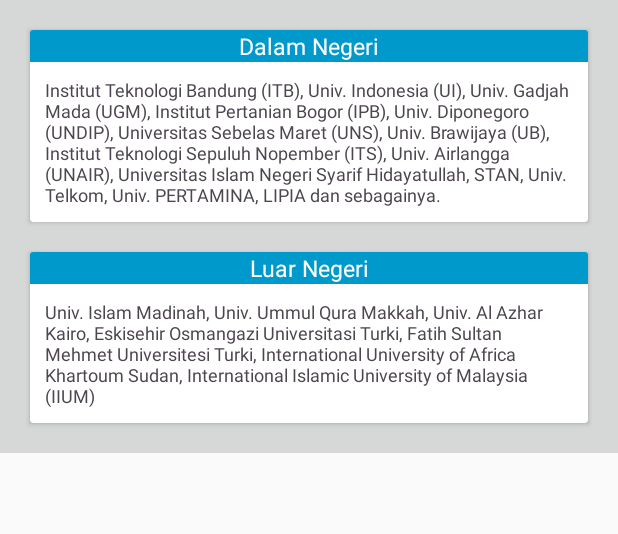
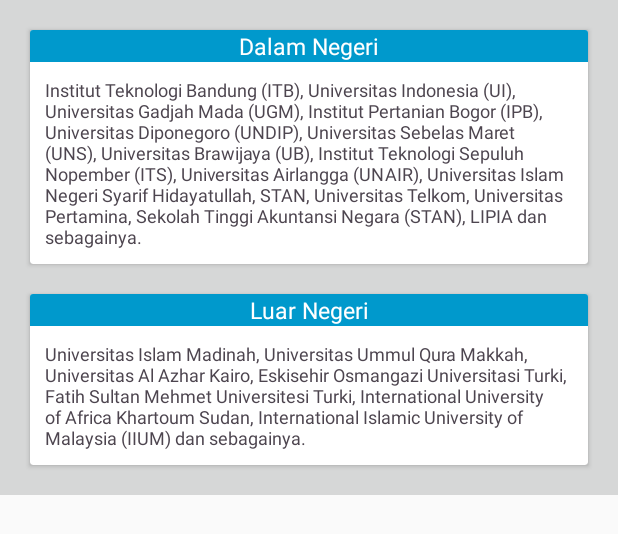
Before and after one commit to kafilamedia/kafila-catalog-app, an Android app: the layout fragment_sebaran_alumni.xml on its own in the app's theme, with its tools: preview values and no code run, on a phone screen of 412 x 824 dp. Shown: the top 534 px of the screen. Run offline under Robolectric (Android 15) with nearby library versions, the phone set to English and light mode, and no system bars.

Commit message:
update layout

```diff
--- a/app/src/main/res/values/strings.xml
+++ b/app/src/main/res/values/strings.xml
@@ -59,11 +59,11 @@
     <string name="fasilitas">Asrama , Ruang Kelas ber-AC, Perpustakaan,
             Laboratorium IPA, Laboratorium Bahasa, Laboratorium
             Komputer, Kantin, UKS, Lapangan Olahraga.</string>
-    <string name="alumni_dalam_negeri">Institut Teknologi Bandung (ITB), Univ. Indonesia (UI), Univ. Gadjah Mada (UGM), Institut Pertanian Bogor (IPB), Univ. Diponegoro
-        (UNDIP), Universitas Sebelas Maret (UNS), Univ. Brawijaya (UB), Institut Teknologi Sepuluh Nopember (ITS), Univ. Airlangga (UNAIR),
-        Universitas Islam Negeri Syarif Hidayatullah, STAN, Univ. Telkom, Univ. PERTAMINA, LIPIA dan sebagainya.</string>
-    <string name="alumni_luar_negeri">Univ. Islam Madinah, Univ. Ummul Qura Makkah, Univ. Al Azhar Kairo, Eskisehir Osmangazi Universitasi Turki, Fatih Sultan Mehmet
-        Universitesi Turki, International University of Africa Khartoum Sudan, International Islamic University of Malaysia (IIUM)</string>
+    <string name="alumni_dalam_negeri">Institut Teknologi Bandung (ITB), Universitas Indonesia (UI), Universitas Gadjah Mada (UGM), Institut Pertanian Bogor (IPB), Universitas Diponegoro
+        (UNDIP), Universitas Sebelas Maret (UNS), Universitas Brawijaya (UB), Institut Teknologi Sepuluh Nopember (ITS), Universitas Airlangga (UNAIR),
+        Universitas Islam Negeri Syarif Hidayatullah, STAN, Universitas Telkom, Universitas Pertamina, Sekolah Tinggi Akuntansi Negara (STAN), LIPIA dan sebagainya.</string>
+    <string name="alumni_luar_negeri">Universitas Islam Madinah, Universitas Ummul Qura Makkah, Universitas Al Azhar Kairo, Eskisehir Osmangazi Universitasi Turki, Fatih Sultan Mehmet
+        Universitesi Turki, International University of Africa Khartoum Sudan, International Islamic University of Malaysia (IIUM) dan sebagainya.</string>
 
     <string name="curriculum_academic">
         Dengan inovasi yang terus menerus, kami kreasikan kurikulum yang mengintegrasikan Ilmu-ilmu Kauniyah dan Diniyah untuk pembelajaran yang lebih mudah, menyenangkan dan tepat sasaran.
```
Also changed, not shown: app/src/main/java/id/sch/kafila/catalog/activities/fragments/post/PostFragment.java (+9 -8 lines).
